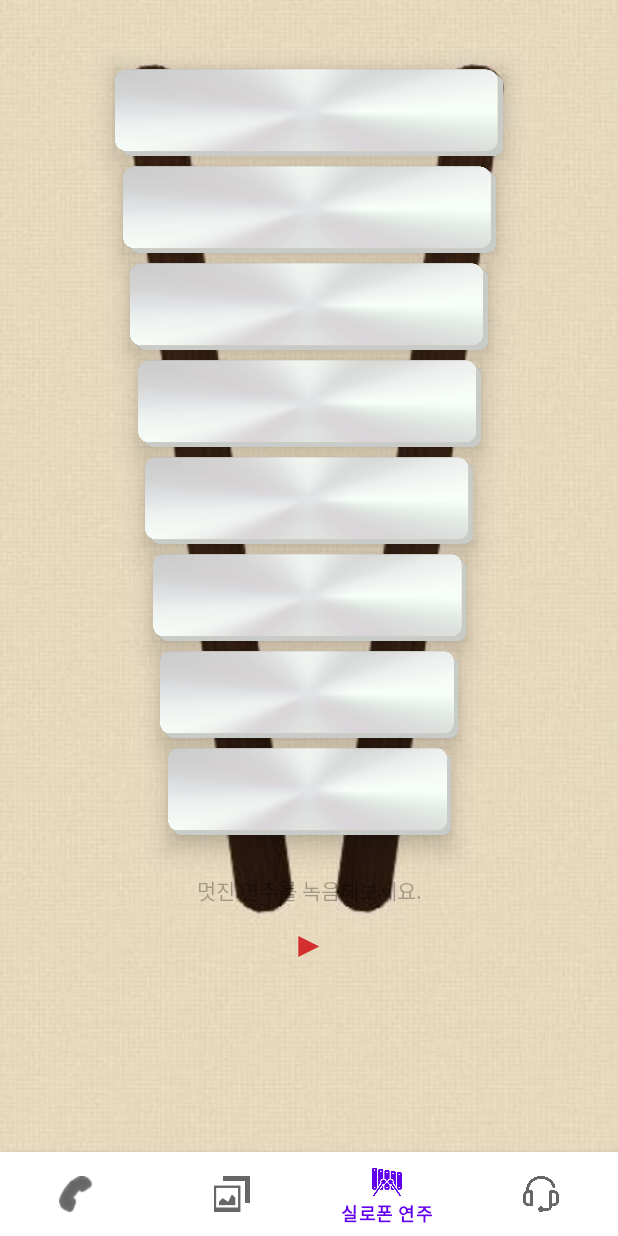
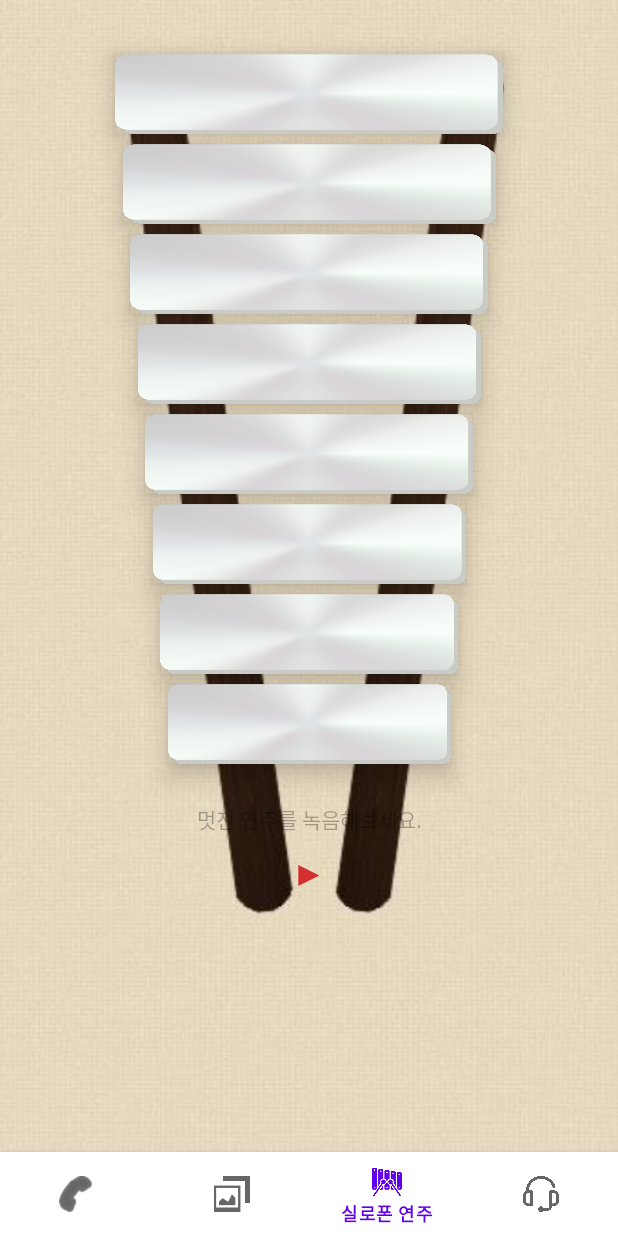
Before and after one commit to Jhanoo/FirstFlow, an Android app: the screen it shows after launch (MainActivity), item 3 of the bottom bar chosen, on a phone screen of 412 x 824 dp. Run offline under Robolectric (Android 15) with nearby library versions, the phone set to English and light mode, and no system bars; 1 statement that could not run was skipped.

Commit message:
실로폰 클릭시 색깔 바뀌도록 수정 및 실로폰 크기 살짝 축소

```diff
--- a/app/src/main/java/com/example/firstflow/MainActivity.java
+++ b/app/src/main/java/com/example/firstflow/MainActivity.java
@@ -9,7 +9,6 @@ import android.os.Bundle;
 
 import androidx.annotation.NonNull;
 
-import android.util.Log;
 import android.view.MenuItem;
 
 import androidx.appcompat.app.AppCompatActivity;
@@ -64,7 +63,6 @@ public class MainActivity extends AppCompatActivity {
 
     @TargetApi(Build.VERSION_CODES.M)
     public void checkVerify(String[] permissions) {
-        Log.d("checkVerify", "checkVerify 진입");
         ArrayList<String> notAllowedPermissions = new ArrayList<>();
 
         for(String permissionName : permissions){
--- a/app/src/main/java/com/example/firstflow/fragment/XylophoneFragment.java
+++ b/app/src/main/java/com/example/firstflow/fragment/XylophoneFragment.java
@@ -5,6 +5,7 @@ import android.app.Activity;
 import android.content.Context;
 import android.content.Intent;
 import android.content.pm.PackageManager;
+import android.graphics.Color;
 import android.media.SoundPool;
 import android.media.projection.MediaProjectionManager;
 import android.os.Build;
@@ -14,6 +15,7 @@ import androidx.core.app.ActivityCompat;
 import androidx.core.content.ContextCompat;
 import androidx.fragment.app.Fragment;
 
+import android.os.Handler;
 import android.view.LayoutInflater;
 import android.view.View;
 import android.view.ViewGroup;
@@ -89,6 +91,17 @@ public class XylophoneFragment extends Fragment {
                 R.raw.dohigh
         };
 
+        int[] colors = {
+                Color.parseColor("#ff7f7f"),
+                Color.parseColor("#f3cdad"),
+                Color.parseColor("#fff77f"),
+                Color.parseColor("#bae7af"),
+                Color.parseColor("#beebfd"),
+                Color.parseColor("#a9a0fc"),
+                Color.parseColor("#cb9ffd"),
+                Color.parseColor("#ff7f7f"),
+        };
+
 
         soundPool.setOnLoadCompleteListener(new SoundPool.OnLoadCompleteListener() {
             public void onLoadComplete(SoundPool soundPool, int sampleId, int status) {
@@ -98,13 +111,25 @@ public class XylophoneFragment extends Fragment {
 
         for (int i = 0; i < keyboards.length; i++) {
             int soundId = soundPool.load(v.getContext(), files[i], 1);
+            Button keyboard = keyboards[i];
+            int buttonColor = colors[i];
 
-            keyboards[i].setOnClickListener(new View.OnClickListener() {
+            keyboard.setOnClickListener(new View.OnClickListener() {
                 @Override
                 public void onClick(View view) {
                     if (soundPoolLoaded) {
+                        Handler handler = new Handler();
+
                         soundPool.play(soundId, 5, 5, 1, 0, 1);
+                        keyboard.setBackgroundColor(buttonColor);
 
+                        // 누르면 색깔이 바뀌고 0.2초 후에 원래대로 돌아옴.
+                        handler.postDelayed(new Runnable() {
+                            @Override
+                            public void run() {
+                                keyboard.setBackgroundResource(R.drawable.silver2);
+                            }
+                        }, 200);
                     }
                 }
             });
@@ -114,12 +139,8 @@ public class XylophoneFragment extends Fragment {
             @Override
             public void onClick(View view) {
                 if(recordBtn.isChecked()){
-                    TextView t = v.findViewById(R.id.xylophone_explanation);
-                    t.setText("아름다운 멜로디 녹음 중...");
                     startCapturing();
                 }else{
-                    TextView t = v.findViewById(R.id.xylophone_explanation);
-                    t.setText("멋진 연주를 녹음해보세요.");
                     stopCapturing();
                 }
             }
@@ -127,7 +148,6 @@ public class XylophoneFragment extends Fragment {
 
         return v;
     }
-
 
     private final int RECORD_AUDIO_PERMISSION_REQUEST_CODE = 42;
     private final int MEDIA_PROJECTION_REQUEST_CODE = 13;
@@ -141,9 +161,21 @@ public class XylophoneFragment extends Fragment {
     }
 
     private void stopCapturing() {
+        changeText(false);
+
         Intent intent = new Intent(getContext(), AudioCaptureService.class);
         intent.setAction(AudioCaptureService.ACTION_STOP);
         ContextCompat.startForegroundService(getContext(), intent);
+    }
+
+    private void changeText(boolean isChecked){
+        if(isChecked){
+            TextView t = getView().findViewById(R.id.xylophone_explanation);
+            t.setText("아름다운 멜로디 녹음 중...");
+        }else{
+            TextView t = getView().findViewById(R.id.xylophone_explanation);
+            t.setText("멋진 연주를 녹음해보세요.");
+        }
     }
 
     private boolean isRecordAudioPermissionGranted() {
@@ -179,9 +211,11 @@ public class XylophoneFragment extends Fragment {
             if (resultCode == Activity.RESULT_OK) {
                 Toast.makeText(
                         getContext(),
-                        "MediaProjection permission obtained. Foreground service will be started to capture audio.",
+                        "녹음을 시작합니다.",
                         Toast.LENGTH_SHORT
                 ).show();
+
+                changeText(true);
 
                 Intent intent = new Intent(getContext(), AudioCaptureService.class);
                 intent.setAction(AudioCaptureService.ACTION_START);
@@ -191,9 +225,13 @@ public class XylophoneFragment extends Fragment {
                 ContextCompat.startForegroundService(getContext(), intent);
             } else {
                 Toast.makeText(
-                        getContext(), "Request to obtain MediaProjection denied.",
+                        getContext(), "시작하기 버튼을 누르셔야 이용 가능합니다.",
                         Toast.LENGTH_SHORT
                 ).show();
+
+                // Toggle 버튼은 권한 여부 상관없이 바뀌므로 다시 원래대로 돌려야 함.
+                ToggleButton t = getView().findViewById(R.id.xylophone_toggleButton);
+                t.setText("▶");
             }
         }
     }
--- a/app/src/main/res/layout/fragment_xylophone.xml
+++ b/app/src/main/res/layout/fragment_xylophone.xml
@@ -23,8 +23,8 @@
     <androidx.cardview.widget.CardView
         android:id="@+id/cardView"
         android:layout_width="280dp"
-        android:layout_height="90dp"
-        android:layout_marginTop="30dp"
+        android:layout_height="85dp"
+        android:layout_marginTop="20dp"
         android:background="@drawable/silver2"
         app:cardBackgroundColor="#00ffffff"
         app:cardElevation="10dp"
@@ -36,15 +36,15 @@
 
         <androidx.appcompat.widget.AppCompatButton
             android:id="@+id/xylophone_do"
-            android:layout_width="wrap_content"
-            android:layout_height="wrap_content"
+            android:layout_width="match_parent"
+            android:layout_height="match_parent"
             android:background="@drawable/silver2" />
     </androidx.cardview.widget.CardView>
 
     <androidx.cardview.widget.CardView
         android:id="@+id/cardView3"
         android:layout_width="270dp"
-        android:layout_height="90dp"
+        android:layout_height="85dp"
         android:layout_marginTop="-25dp"
         android:background="@drawable/silver2"
         app:cardBackgroundColor="#00ffffff"
@@ -57,15 +57,15 @@
 
         <androidx.appcompat.widget.AppCompatButton
             android:id="@+id/xylophone_re"
-            android:layout_width="wrap_content"
-            android:layout_height="wrap_content"
+            android:layout_width="match_parent"
+            android:layout_height="match_parent"
             android:background="@drawable/silver2" />
     </androidx.cardview.widget.CardView>
 
     <androidx.cardview.widget.CardView
         android:id="@+id/cardView4"
         android:layout_width="260dp"
-        android:layout_height="90dp"
+        android:layout_height="85dp"
         android:layout_marginTop="-25dp"
         android:background="@drawable/silver2"
         app:cardBackgroundColor="#00ffffff"
@@ -78,15 +78,15 @@
 
         <androidx.appcompat.widget.AppCompatButton
             android:id="@+id/xylophone_mi"
-            android:layout_width="wrap_content"
-            android:layout_height="wrap_content"
+            android:layout_width="match_parent"
+            android:layout_height="match_parent"
             android:background="@drawable/silver2" />
     </androidx.cardview.widget.CardView>
 
     <androidx.cardview.widget.CardView
         android:id="@+id/cardView5"
         android:layout_width="250dp"
-        android:layout_height="90dp"
+        android:layout_height="85dp"
         android:layout_marginTop="-25dp"
         android:background="@drawable/silver2"
         app:cardBackgroundColor="#00ffffff"
@@ -99,15 +99,15 @@
 
         <androidx.appcompat.widget.AppCompatButton
             android:id="@+id/xylophone_fa"
-            android:layout_width="wrap_content"
-            android:layout_height="wrap_content"
+            android:layout_width="match_parent"
+            android:layout_height="match_parent"
             android:background="@drawable/silver2" />
     </androidx.cardview.widget.CardView>
 
     <androidx.cardview.widget.CardView
         android:id="@+id/cardView6"
         android:layout_width="240dp"
-        android:layout_height="90dp"
+        android:layout_height="85dp"
         android:layout_marginTop="-25dp"
         android:background="@drawable/silver2"
         app:cardBackgroundColor="#00ffffff"
@@ -120,15 +120,15 @@
 
         <androidx.appcompat.widget.AppCompatButton
             android:id="@+id/xylophone_so"
-            android:layout_width="wrap_content"
-            android:layout_height="wrap_content"
+            android:layout_width="match_parent"
+            android:layout_height="match_parent"
             android:background="@drawable/silver2" />
     </androidx.cardview.widget.CardView>
 
     <androidx.cardview.widget.CardView
         android:id="@+id/cardView7"
         android:layout_width="230dp"
-        android:layout_height="90dp"
+        android:layout_height="85dp"
         android:layout_marginTop="-25dp"
         android:background="@drawable/silver2"
         app:cardBackgroundColor="#00ffffff"
@@ -141,15 +141,15 @@
 
         <androidx.appcompat.widget.AppCompatButton
             android:id="@+id/xylophone_la"
-            android:layout_width="wrap_content"
-            android:layout_height="wrap_content"
+            android:layout_width="match_parent"
+            android:layout_height="match_parent"
             android:background="@drawable/silver2" />
     </androidx.cardview.widget.CardView>
 
     <androidx.cardview.widget.CardView
         android:id="@+id/cardView8"
         android:layout_width="220dp"
-        android:layout_height="90dp"
+        android:layout_height="85dp"
         android:layout_marginTop="-25dp"
         android:background="@drawable/silver2"
         app:cardBackgroundColor="#00ffffff"
@@ -162,15 +162,15 @@
 
         <androidx.appcompat.widget.AppCompatButton
             android:id="@+id/xylophone_ti"
-            android:layout_width="wrap_content"
-            android:layout_height="wrap_content"
+            android:layout_width="match_parent"
+            android:layout_height="match_parent"
             android:background="@drawable/silver2" />
     </androidx.cardview.widget.CardView>
 
     <androidx.cardview.widget.CardView
         android:id="@+id/cardView9"
         android:layout_width="210dp"
-        android:layout_height="90dp"
+        android:layout_height="85dp"
         android:layout_marginTop="-25dp"
         android:background="@drawable/silver2"
         app:cardBackgroundColor="#00ffffff"
@@ -183,8 +183,8 @@
 
         <androidx.appcompat.widget.AppCompatButton
             android:id="@+id/xylophone_doHigh"
-            android:layout_width="wrap_content"
-            android:layout_height="wrap_content"
+            android:layout_width="match_parent"
+            android:layout_height="match_parent"
             android:background="@drawable/silver2" />
     </androidx.cardview.widget.CardView>
 
```
